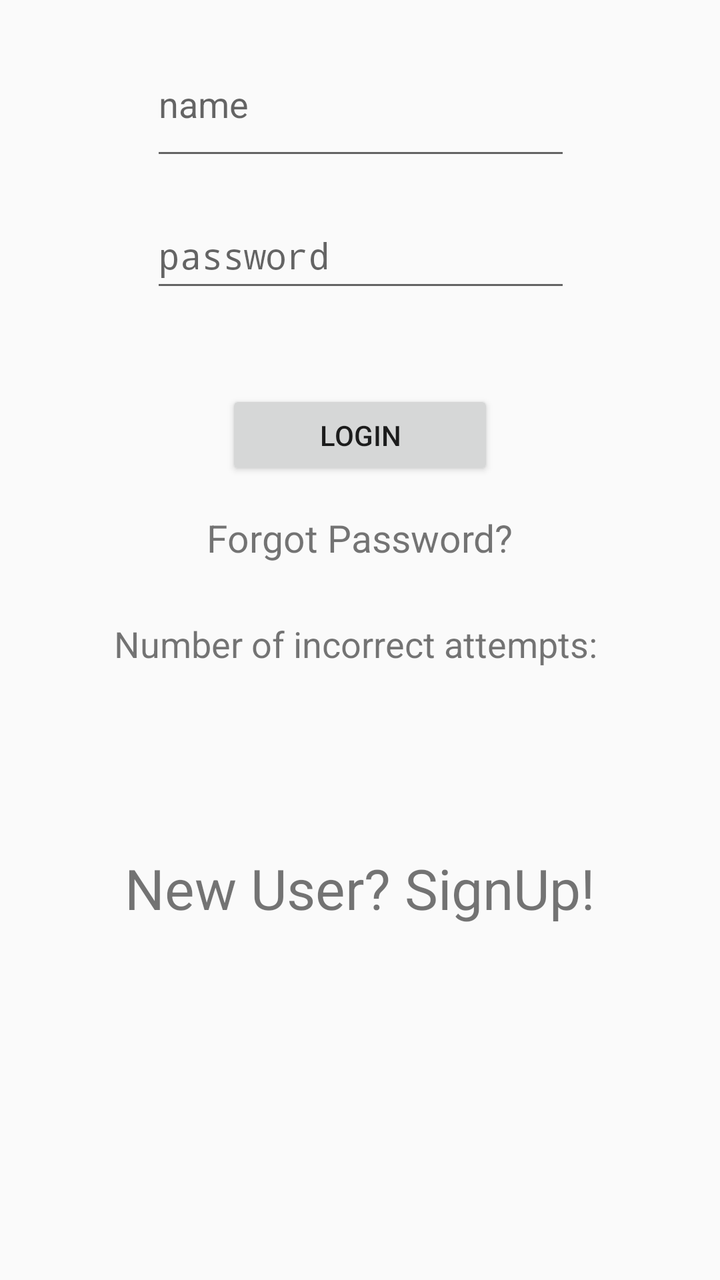
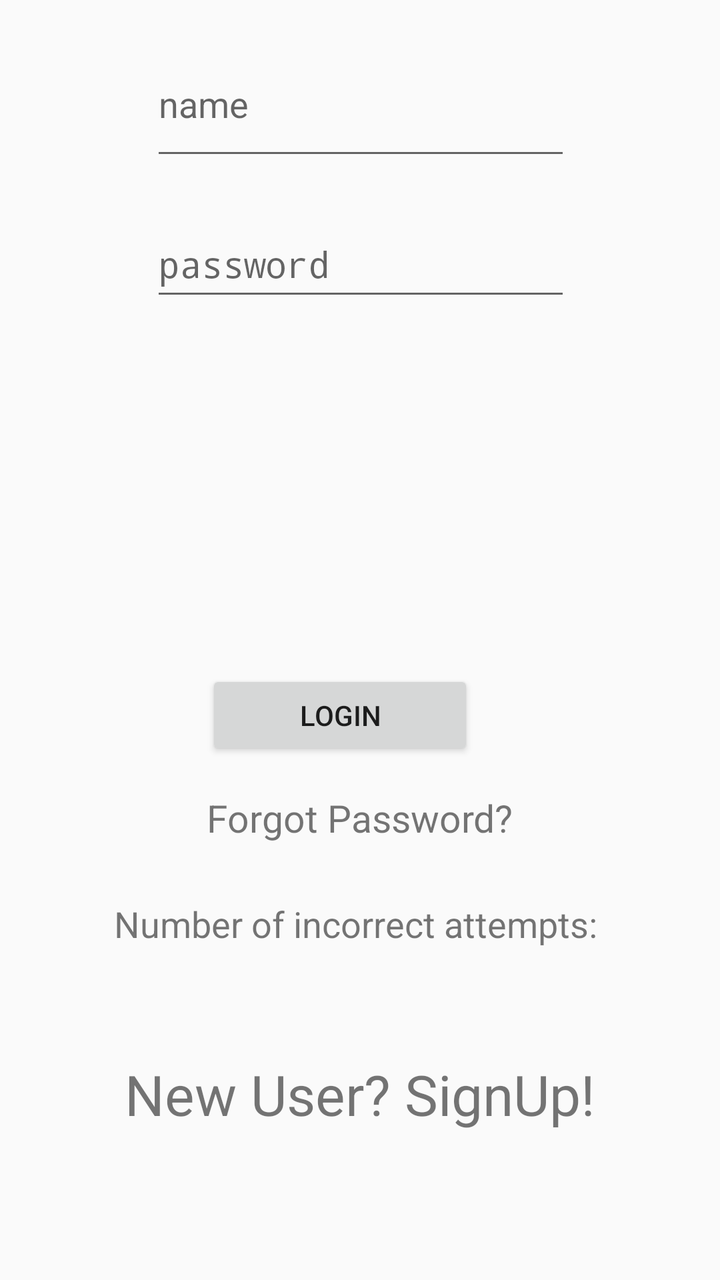

Two renders of the same Android screen: before a commit and after it. Below are the layout's source before the change and the commit's diff.
<!-- AndroidManifest.xml: application theme AppTheme -->
<!-- res/layout/activity_main_login.xml -->
<?xml version="1.0" encoding="utf-8"?>
<android.support.constraint.ConstraintLayout xmlns:android="http://schemas.android.com/apk/res/android"
    xmlns:app="http://schemas.android.com/apk/res-auto"
    xmlns:tools="http://schemas.android.com/tools"
    android:layout_width="match_parent"
    android:layout_height="match_parent"
    tools:context=".MainLoginActivity">

    <EditText
        android:id="@+id/userNameField"
        android:layout_width="wrap_content"
        android:layout_height="69dp"
        android:layout_marginEnd="8dp"
        android:layout_marginStart="8dp"
        android:layout_marginTop="16dp"
        android:ems="10"
        android:hint="name"
        android:inputType="textPersonName"
        app:layout_constraintEnd_toEndOf="parent"
        app:layout_constraintHorizontal_bias="0.503"
        app:layout_constraintStart_toStartOf="parent"
        app:layout_constraintTop_toTopOf="parent" />

    <EditText
        android:id="@+id/userPasswordField"
        android:layout_width="wrap_content"
        android:layout_height="50dp"
        android:layout_marginEnd="8dp"
        android:layout_marginStart="8dp"
        android:layout_marginTop="16dp"
        android:ems="10"
        android:hint="password"
        android:inputType="textPassword"
        app:layout_constraintEnd_toEndOf="parent"
        app:layout_constraintHorizontal_bias="0.503"
        app:layout_constraintStart_toStartOf="parent"
        app:layout_constraintTop_toBottomOf="@+id/userNameField" />

    <Button
        android:id="@+id/loginButton"
        android:layout_width="134dp"
        android:layout_height="45dp"
        android:layout_marginEnd="8dp"
        android:layout_marginStart="8dp"
        android:layout_marginTop="44dp"
        android:text="Login"
        app:layout_constraintEnd_toEndOf="parent"
        app:layout_constraintStart_toStartOf="parent"
        app:layout_constraintTop_toBottomOf="@+id/userPasswordField" />

    <TextView
        android:id="@+id/attemptsLoginInfo"
        android:layout_width="wrap_content"
        android:layout_height="47dp"
        android:layout_marginEnd="8dp"
        android:layout_marginStart="8dp"
        android:layout_marginTop="28dp"
        android:text="Number of incorrect attempts: "
        android:textSize="18sp"
        app:layout_constraintEnd_toEndOf="parent"
        app:layout_constraintStart_toStartOf="parent"
        app:layout_constraintTop_toBottomOf="@+id/forgotPwTV" />

    <TextView
        android:id="@+id/RegTextView"
        android:layout_width="wrap_content"
        android:layout_height="wrap_content"
        android:layout_marginBottom="8dp"
        android:layout_marginEnd="8dp"
        android:layout_marginStart="8dp"
        android:layout_marginTop="8dp"
        android:text="New User? SignUp!"
        android:textSize="28sp"
        app:layout_constraintBottom_toBottomOf="parent"
        app:layout_constraintEnd_toEndOf="parent"
        app:layout_constraintStart_toStartOf="parent"
        app:layout_constraintTop_toBottomOf="@+id/attemptsLoginInfo"
        app:layout_constraintVertical_bias="0.264" />

    <TextView
        android:id="@+id/forgotPwTV"
        android:layout_width="wrap_content"
        android:layout_height="wrap_content"
        android:layout_marginEnd="8dp"
        android:layout_marginStart="8dp"
        android:layout_marginTop="16dp"
        android:text="Forgot Password?"
        android:textSize="19sp"
        app:layout_constraintEnd_toEndOf="parent"
        app:layout_constraintStart_toStartOf="parent"
        app:layout_constraintTop_toBottomOf="@+id/loginButton" />

</android.support.constraint.ConstraintLayout>
<!-- resources referenced by this layout -->
<resources>
  <style name="AppTheme" parent="Theme.AppCompat.Light.NoActionBar">
          
          <item name="colorPrimary">@color/colorPrimary</item>
          <item name="colorPrimaryDark">@color/colorPrimaryDark</item>
          <item name="colorAccent">@color/colorAccent</item>
      </style>
  <color name="colorPrimary">#3F51B5</color>
  <color name="colorPrimaryDark">#303F9F</color>
  <color name="colorAccent">#FF4081</color>
</resources>

<!-- the commit's change to res/layout/activity_main_login.xml (unified diff, before → after) -->
@@ -10,43 +10,50 @@
         android:id="@+id/userNameField"
         android:layout_width="wrap_content"
         android:layout_height="69dp"
+        android:layout_marginBottom="8dp"
         android:layout_marginEnd="8dp"
         android:layout_marginStart="8dp"
         android:layout_marginTop="16dp"
         android:ems="10"
         android:hint="name"
         android:inputType="textPersonName"
+        app:layout_constraintBottom_toBottomOf="parent"
         app:layout_constraintEnd_toEndOf="parent"
         app:layout_constraintHorizontal_bias="0.503"
         app:layout_constraintStart_toStartOf="parent"
-        app:layout_constraintTop_toTopOf="parent" />
+        app:layout_constraintTop_toTopOf="parent"
+        app:layout_constraintVertical_bias="0.0" />
 
     <EditText
         android:id="@+id/userPasswordField"
         android:layout_width="wrap_content"
         android:layout_height="50dp"
+        android:layout_marginBottom="8dp"
         android:layout_marginEnd="8dp"
         android:layout_marginStart="8dp"
         android:layout_marginTop="16dp"
         android:ems="10"
         android:hint="password"
         android:inputType="textPassword"
+        app:layout_constraintBottom_toBottomOf="parent"
         app:layout_constraintEnd_toEndOf="parent"
         app:layout_constraintHorizontal_bias="0.503"
         app:layout_constraintStart_toStartOf="parent"
-        app:layout_constraintTop_toBottomOf="@+id/userNameField" />
+        app:layout_constraintTop_toBottomOf="@+id/userNameField"
+        app:layout_constraintVertical_bias="0.009" />
 
     <Button
         android:id="@+id/loginButton"
         android:layout_width="134dp"
         android:layout_height="45dp"
+        android:layout_marginBottom="260dp"
         android:layout_marginEnd="8dp"
         android:layout_marginStart="8dp"
-        android:layout_marginTop="44dp"
         android:text="Login"
+        app:layout_constraintBottom_toBottomOf="parent"
         app:layout_constraintEnd_toEndOf="parent"
-        app:layout_constraintStart_toStartOf="parent"
-        app:layout_constraintTop_toBottomOf="@+id/userPasswordField" />
+        app:layout_constraintHorizontal_bias="0.452"
+        app:layout_constraintStart_toStartOf="parent" />
 
     <TextView
         android:id="@+id/attemptsLoginInfo"
@@ -90,4 +97,19 @@
         app:layout_constraintStart_toStartOf="parent"
         app:layout_constraintTop_toBottomOf="@+id/loginButton" />
 
+    <TextView
+        android:id="@+id/infoView"
+        android:layout_width="wrap_content"
+        android:layout_height="wrap_content"
+        android:layout_marginBottom="8dp"
+        android:layout_marginEnd="8dp"
+        android:layout_marginStart="8dp"
+        android:layout_marginTop="8dp"
+        android:textSize="22sp"
+        app:layout_constraintBottom_toBottomOf="parent"
+        app:layout_constraintEnd_toEndOf="parent"
+        app:layout_constraintStart_toStartOf="parent"
+        app:layout_constraintTop_toBottomOf="@+id/userPasswordField"
+        app:layout_constraintVertical_bias="0.098" />
+
 </android.support.constraint.ConstraintLayout>
